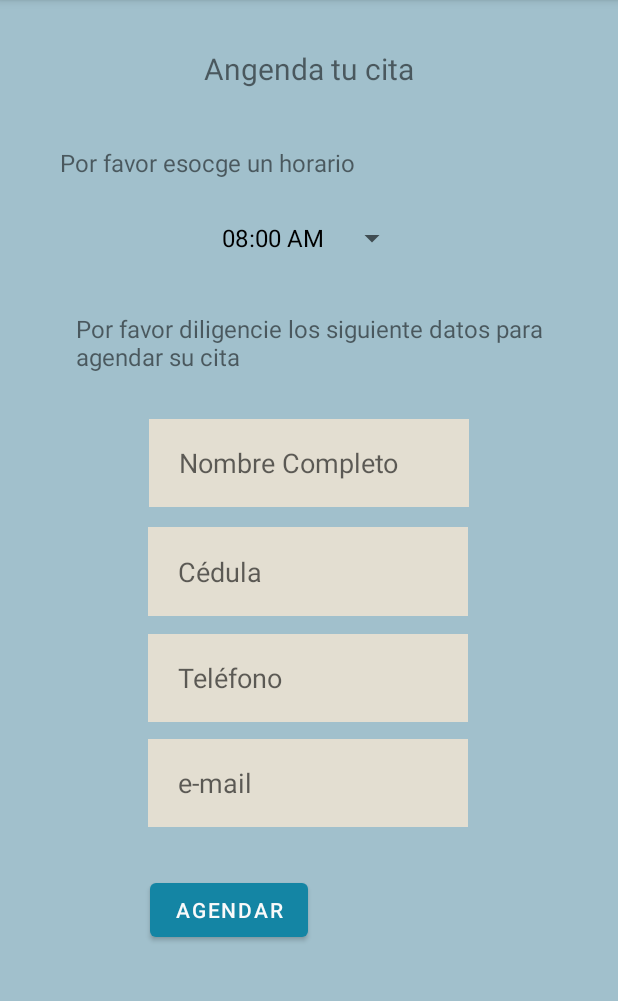
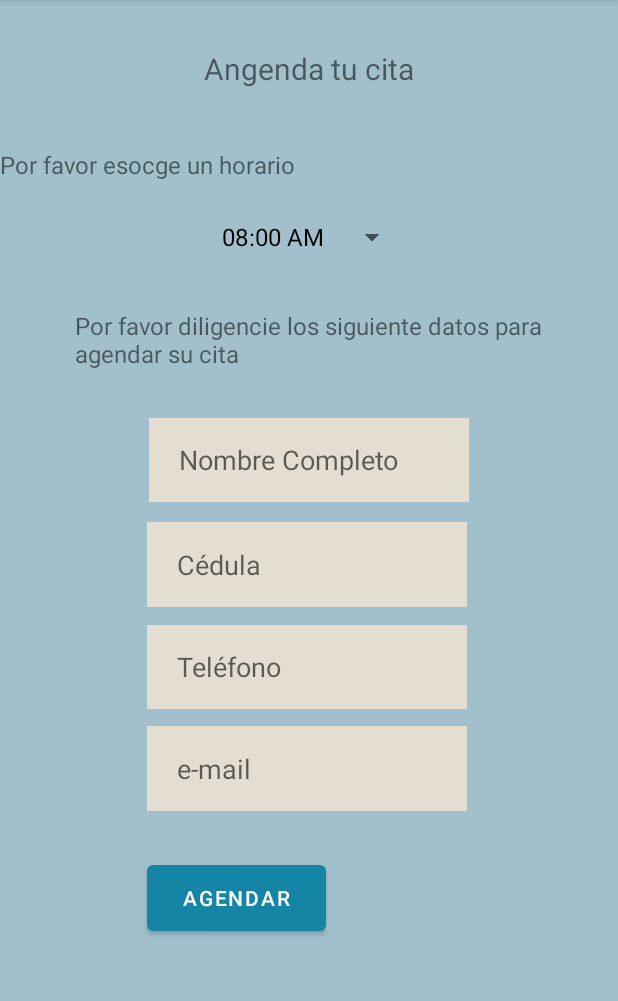
Before and after one commit to ElianaCepeda/SinFilas, an Android app: the AsignarCita screen opened directly, with no data from a screen before it, on a phone screen of 412 x 824 dp, the part 84-1085 px from its top. Run offline under Robolectric (Android 15) with nearby library versions, the phone set to English and light mode, and no system bars.

Commit message:
diseñño
correccion diseño

```diff
--- a/app/src/main/res/layout/activity_asignar_cita.xml
+++ b/app/src/main/res/layout/activity_asignar_cita.xml
@@ -10,15 +10,14 @@
       android:id="@+id/etCedulaAC"
       android:layout_width="wrap_content"
       android:layout_height="0dp"
+      android:layout_marginEnd="1dp"
       android:layout_marginBottom="12dp"
       android:ems="10"
       android:hint="Cédula"
       android:inputType="textPersonName"
       android:paddingLeft="20dp"
       app:layout_constraintBottom_toTopOf="@+id/etTelefonoAC"
-      app:layout_constraintEnd_toEndOf="parent"
-      app:layout_constraintHorizontal_bias="0.497"
-      app:layout_constraintStart_toStartOf="parent"
+      app:layout_constraintEnd_toEndOf="@+id/etNombreCompletoAC"
       app:layout_constraintTop_toBottomOf="@+id/etNombreCompletoAC" />
 
   <EditText
@@ -31,24 +30,20 @@
       android:inputType="textPersonName"
       android:paddingLeft="20dp"
       app:layout_constraintBottom_toTopOf="@+id/etEmailAC"
-      app:layout_constraintEnd_toEndOf="parent"
-      app:layout_constraintHorizontal_bias="0.497"
-      app:layout_constraintStart_toStartOf="parent"
+      app:layout_constraintStart_toStartOf="@+id/etCedulaAC"
       app:layout_constraintTop_toBottomOf="@+id/etCedulaAC" />
 
   <EditText
       android:id="@+id/etEmailAC"
       android:layout_width="wrap_content"
       android:layout_height="0dp"
-      android:layout_marginBottom="31dp"
+      android:layout_marginBottom="30dp"
       android:ems="10"
       android:hint="e-mail"
       android:inputType="textPersonName"
       android:paddingLeft="20dp"
       app:layout_constraintBottom_toTopOf="@+id/btAgendar"
-      app:layout_constraintEnd_toEndOf="parent"
-      app:layout_constraintHorizontal_bias="0.497"
-      app:layout_constraintStart_toStartOf="parent"
+      app:layout_constraintStart_toStartOf="@+id/etTelefonoAC"
       app:layout_constraintTop_toBottomOf="@+id/etTelefonoAC" />
 
   <EditText
@@ -69,22 +64,21 @@
       android:id="@+id/spinner_horarios"
       android:layout_width="wrap_content"
       android:layout_height="0dp"
-      android:layout_marginStart="1dp"
-      android:layout_marginTop="20dp"
-      android:layout_marginEnd="1dp"
+      android:layout_marginBottom="20dp"
       android:scrollbarSize="6dp"
       app:flow_verticalAlign="center"
       app:flow_verticalStyle="packed"
       app:layout_constraintBottom_toTopOf="@+id/textView4"
       app:layout_constraintEnd_toEndOf="parent"
       app:layout_constraintStart_toStartOf="parent"
-      app:layout_constraintTop_toBottomOf="@+id/textView5" />
+      app:layout_constraintTop_toBottomOf="@+id/textView6" />
 
   <TextView
       android:id="@+id/textView4"
-      android:layout_width="311dp"
-      android:layout_height="55dp"
-      android:layout_marginTop="20dp"
+      android:layout_width="0dp"
+      android:layout_height="0dp"
+      android:layout_marginStart="50dp"
+      android:layout_marginEnd="50dp"
       android:layout_marginBottom="16dp"
       android:editable="false"
       android:maxLines="2"
@@ -98,14 +92,12 @@
 
   <Button
       android:id="@+id/btAgendar"
-      android:layout_width="105dp"
-      android:layout_height="wrap_content"
-      android:layout_marginEnd="206dp"
-      android:layout_marginBottom="137dp"
+      android:layout_width="119dp"
+      android:layout_height="0dp"
+      android:layout_marginBottom="141dp"
       android:onClick="miscitas"
       android:text="Agendar"
       app:layout_constraintBottom_toBottomOf="parent"
-      app:layout_constraintEnd_toEndOf="parent"
       app:layout_constraintStart_toStartOf="@+id/etEmailAC"
       app:layout_constraintTop_toBottomOf="@+id/etEmailAC" />
 
@@ -114,25 +106,23 @@
       android:layout_width="wrap_content"
       android:layout_height="wrap_content"
       android:layout_marginTop="32dp"
-      android:layout_marginBottom="50dp"
+      android:layout_marginBottom="39dp"
       android:text="Angenda tu cita"
       android:textSize="20sp"
-      app:layout_constraintBottom_toTopOf="@+id/spinner_horarios"
+      app:layout_constraintBottom_toTopOf="@+id/textView6"
       app:layout_constraintEnd_toEndOf="parent"
       app:layout_constraintStart_toStartOf="parent"
       app:layout_constraintTop_toTopOf="parent" />
 
   <TextView
       android:id="@+id/textView6"
-      android:layout_width="match_parent"
+      android:layout_width="0dp"
       android:layout_height="wrap_content"
-      android:layout_marginStart="40dp"
-      android:layout_marginTop="28dp"
-      android:layout_marginEnd="40dp"
+      android:layout_marginBottom="9dp"
       android:text="Por favor esocge un horario"
       android:textSize="16sp"
       app:layout_constraintBottom_toTopOf="@+id/spinner_horarios"
       app:layout_constraintEnd_toEndOf="parent"
-      app:layout_constraintStart_toStartOf="@+id/spinner_horarios"
+      app:layout_constraintStart_toStartOf="parent"
       app:layout_constraintTop_toBottomOf="@+id/textView5" />
 </androidx.constraintlayout.widget.ConstraintLayout>
```
Also changed, not shown: app/src/main/res/layout/activity_miscitas.xml (+5 -8 lines), app/src/main/res/layout/activity_ubicacion_banco.xml (+17 -23 lines).
